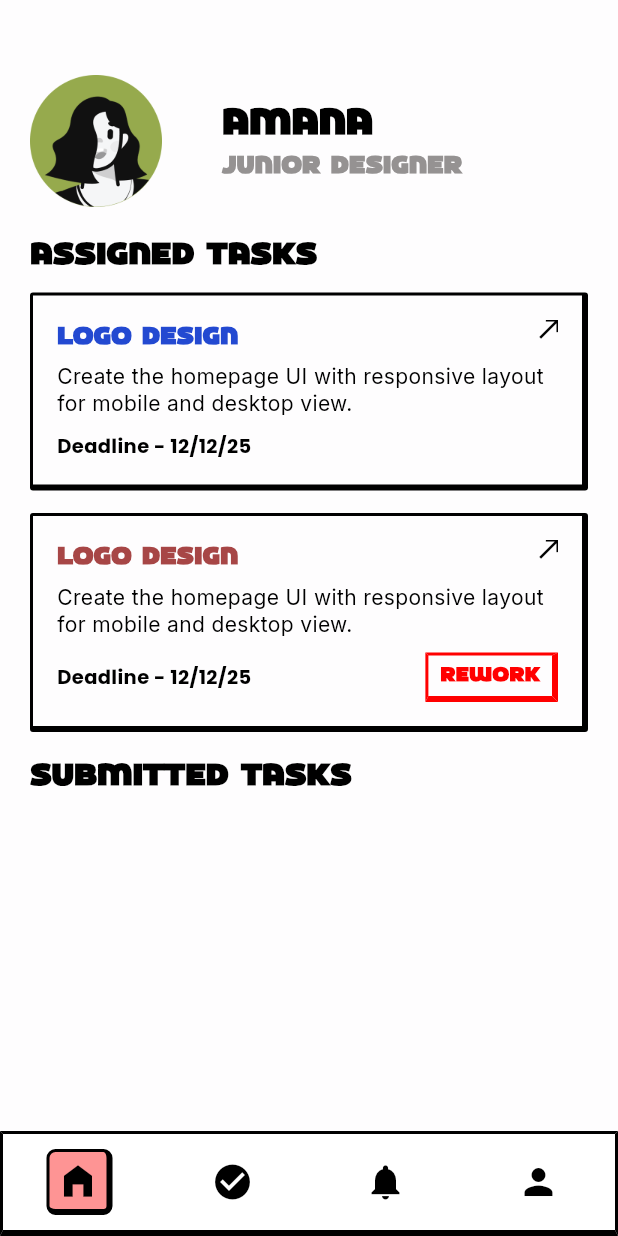
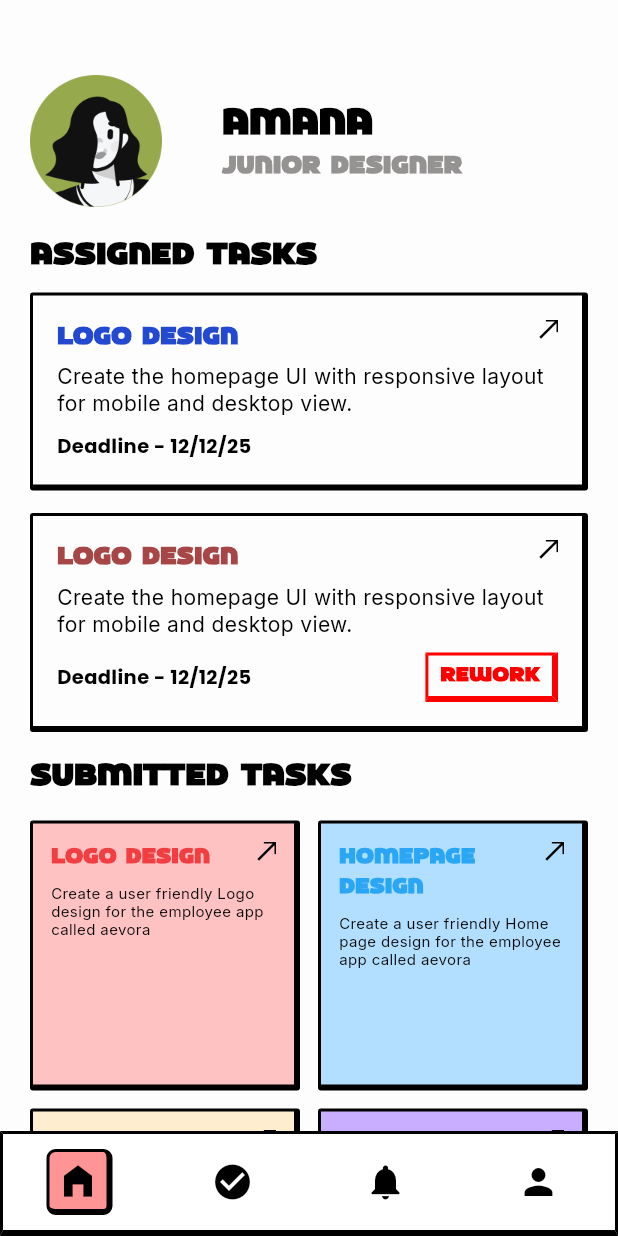
Before and after one commit to Albin2420/aegis, a Flutter app: the screen it shows after launch, on a phone screen of 412 x 824 dp. Run offline on Flutter 3.47's test engine with Material 3 defaults, Android fonts, the phone set to English and light mode, and no system bars; our stand-ins replace flutter_easyloading, get, google_fonts.

Commit message:
created completed task page and its widget on 17/11/25 at 10.54 am

```diff
--- /dev/null
+++ b/lib/src/presentation/screens/HomePage/Home/Submitted_Tasks/submittedtask_widget.dart
@@ -0,0 +1,138 @@
+import 'package:flutter/material.dart';
+import 'package:get/get.dart';
+import 'package:google_fonts/google_fonts.dart';
+import 'PageRoutes/submitted_task_page.dart';
+
+class SubmittedTasksWidget extends StatelessWidget {
+  final int index;
+  const SubmittedTasksWidget({
+    super.key,
+    required this.index,
+  });
+
+  static const List<Color> backgroundColors = [
+    Color(0XFFFFC2C3), // LOGO DESIGN
+    Color(0XFFB2DFFF), // HOMEPAGE DESIGN
+    Color(0XFFFFEDCF), // LOGIN DESIGN
+    Color(0XFFC9ADFF), // PROFILE DESIGN
+    Color(0XFFC1FDFF), // NAVBAR DESIGN
+    Color(0XFFFBC1FF), // NOTIFICATION DESIGN
+    Color(0XFFC2FFDA), // DASHBOARD DESIGN
+  ];
+
+  static const List<Color> titleColors = [
+    Color(0XFFF03E41),
+    Color(0XFF2AA6F4),
+    Color(0XFFFEA04E),
+    Color(0XFFCD54F8),
+    Color(0XFF27D2C4),
+    Color(0XFFF34FFF),
+    Color(0XFF44F03E),
+  ];
+
+  static const List<String> titles = [
+    "LOGO DESIGN",
+    "HOMEPAGE DESIGN",
+    "LOGIN DESIGN",
+    "PROFILE DESIGN",
+    "NAVBAR DESIGN",
+    "NOTIFICATION DESIGN",
+    "DASHBOARD DESIGN",
+  ];
+
+  static const List<String> descriptions = [
+    "Create a user friendly Logo design for the employee app called aevora",
+    "Create a user friendly Home page design for the employee app called aevora",
+    "Create a user friendly Login design for the employee app called aevora",
+    "Create a user friendly Profile design for the employee app called aevora",
+    "Create a user friendly Navbar design for the employee app called aevora",
+    "Create a user friendly Notification design for the employee app called aevora",
+    "Create a user friendly Dashboard design for the employee app called aevora",
+  ];
+
+  Color getBackgroundColorForIndex(int index) =>
+      backgroundColors[index % backgroundColors.length];
+
+  Color getTitleColorForIndex(int index) =>
+      titleColors[index % titleColors.length];
+
+  String getTitleForIndex(int index) => titles[index % titles.length];
+
+  String getDescriptionForIndex(int index) =>
+      descriptions[index % descriptions.length];
+
+  @override
+  Widget build(BuildContext context) {
+    final bgColor = getBackgroundColorForIndex(index);
+    final titleColor = getTitleColorForIndex(index);
+    final title = getTitleForIndex(index);
+    final description = getDescriptionForIndex(index);
+
+    return GestureDetector(
+      onTap: () {
+        Get.to(() => SubmittedTaskDetailPage(
+          title: title,
+          description: description,
+          backgroundColor: bgColor,
+          timeContainerColor: titleColor,
+        ));
+      },
+      child: Container(
+        width: 160, // Fixed width for square-like appearance
+        height: 160, // Fixed height for square-like appearance
+        decoration: BoxDecoration(
+          color: bgColor,
+          borderRadius: BorderRadius.circular(2),
+          border: const Border(
+            top: BorderSide(color: Colors.black, width: 2),
+            left: BorderSide(color: Colors.black, width: 2),
+            right: BorderSide(color: Colors.black, width: 4),
+            bottom: BorderSide(color: Colors.black, width: 4),
+          ),
+        ),
+        child: Padding(
+          padding: const EdgeInsets.all(12.0),
+          child: Stack(
+            children: [
+              const Positioned(
+                right: -5,
+                top: -5,
+                child: Icon(Icons.north_east_outlined,
+                    size: 21, color: Colors.black),
+              ),
+              Column(
+                crossAxisAlignment: CrossAxisAlignment.start,
+                children: [
+                  Text(
+                    title,
+                    style: TextStyle(
+                      fontFamily: 'Wilker',
+                      fontSize: 14,
+                      fontWeight: FontWeight.w900,
+                      color: titleColor,
+                    ),
+                    maxLines: 2,
+                    overflow: TextOverflow.ellipsis,
+                  ),
+                  const SizedBox(height: 8),
+                  Expanded(
+                    child: Text(
+                      description,
+                      style: GoogleFonts.inter(
+                        fontSize: 10,
+                        color: Colors.black,
+                        height: 1.2,
+                      ),
+                      maxLines: 4,
+                      overflow: TextOverflow.ellipsis,
+                    ),
+                  ),
+                ],
+              ),
+            ],
+          ),
+        ),
+      ),
+    );
+  }
+}
--- a/lib/src/presentation/screens/HomePage/home.dart
+++ b/lib/src/presentation/screens/HomePage/home.dart
@@ -1,4 +1,5 @@
 import 'package:aegis/src/presentation/screens/HomePage/Home/Assigned_Tasks/assigned_task_widget.dart';
+import 'package:aegis/src/presentation/screens/HomePage/Home/Submitted_Tasks/submittedtask_widget.dart';
 import 'package:flutter/material.dart';
 
 class Home extends StatelessWidget {
@@ -59,7 +60,6 @@ class Home extends StatelessWidget {
                     ),
                   ],
                 ),
-
                 const SizedBox(height: 18),
 
                 /// 🧾 Assigned Tasks Title
@@ -72,17 +72,17 @@ class Home extends StatelessWidget {
                     fontWeight: FontWeight.w700,
                   ),
                 ),
-
                 const SizedBox(height: 10),
 
                 // Normal (blue)
                 AssignedTaskWidget(isBlue: true, showRework: false),
                 const SizedBox(height: 15),
+
                 // Rework (red-brown title + tag)
                 AssignedTaskWidget(isBlue: false, showRework: true),
+                const SizedBox(height: 15),
 
-                const SizedBox(height: 15),
-                /// 📦 Submitted Tasks Title (Placeholder)
+                /// 📦 Submitted Tasks Title
                 const Text(
                   "SUBMITTED TASKS",
                   style: TextStyle(
@@ -94,6 +94,21 @@ class Home extends StatelessWidget {
                 ),
                 const SizedBox(height: 15),
 
+                /// 🧩 Grid layout for submitted tasks (auto-wraps)
+                GridView.builder(
+                  shrinkWrap: true,
+                  physics: const NeverScrollableScrollPhysics(),
+                  gridDelegate: const SliverGridDelegateWithFixedCrossAxisCount(
+                    crossAxisCount: 2, // Two per row
+                    crossAxisSpacing: 12,
+                    mainAxisSpacing: 12,
+                    childAspectRatio: 1, // square-like
+                  ),
+                  itemCount: 6, // total items
+                  itemBuilder: (context, index) {
+                    return SubmittedTasksWidget(index: index);
+                  },
+                ),
               ],
             ),
           ),
--- a/lib/src/presentation/screens/HomePage/home_screen.dart
+++ b/lib/src/presentation/screens/HomePage/home_screen.dart
@@ -2,6 +2,7 @@ import 'package:flutter/material.dart';
 import 'package:flutter/services.dart';
 import 'package:get/get.dart';
 import '../../controller/navigation/nav_controller.dart';
+import '../CompletedTask/completed_task_page.dart';
 import 'home.dart';
 
 class HomeScreen extends StatelessWidget {
@@ -42,7 +43,7 @@ class HomeScreen extends StatelessWidget {
             index: navController.selectedIndex.value,
             children: const [
               Home(),
-              // CompletedTask(),
+              CompletedTask(),
               // NotificationPage(),
               // ProfilePage(),
             ],
```
Also changed, not shown: lib/src/presentation/screens/CompletedTask/completed_task_page.dart (added, +104 -0 lines), lib/src/presentation/screens/CompletedTask/widgets/completed_task_widget.dart (added, +144 -0 lines), lib/src/presentation/screens/HomePage/Home/Assigned_Tasks/Page_Routes/widgets/rework_timer_widget.dart (+0 -57 lines), lib/src/presentation/screens/HomePage/Home/Submitted_Tasks/PageRoutes/submitted_task_page.dart (added, +182 -0 lines), assets/images/black_clock.png (added), assets/images/submitted_task_sc.png (added).
